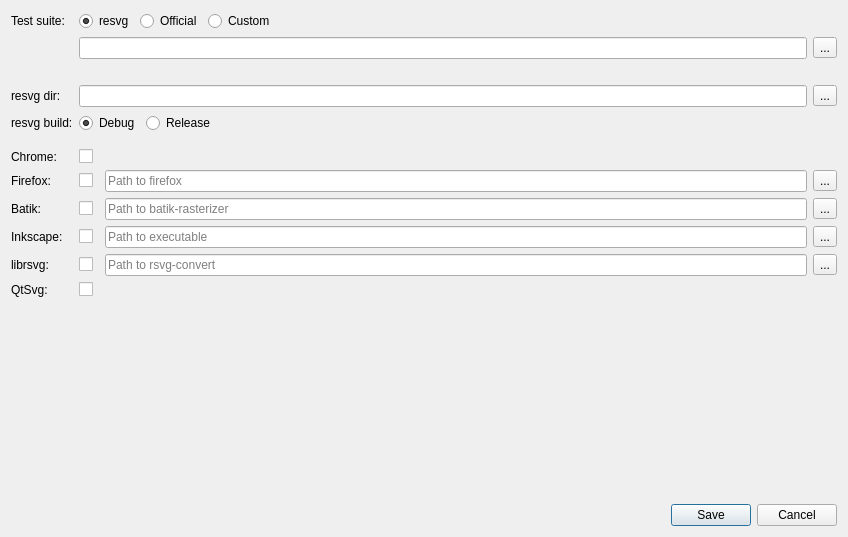
Qt form tools/vdiff/src/settingsdialog.ui (RazrFalcon/resvg-test-suite) before a commit.
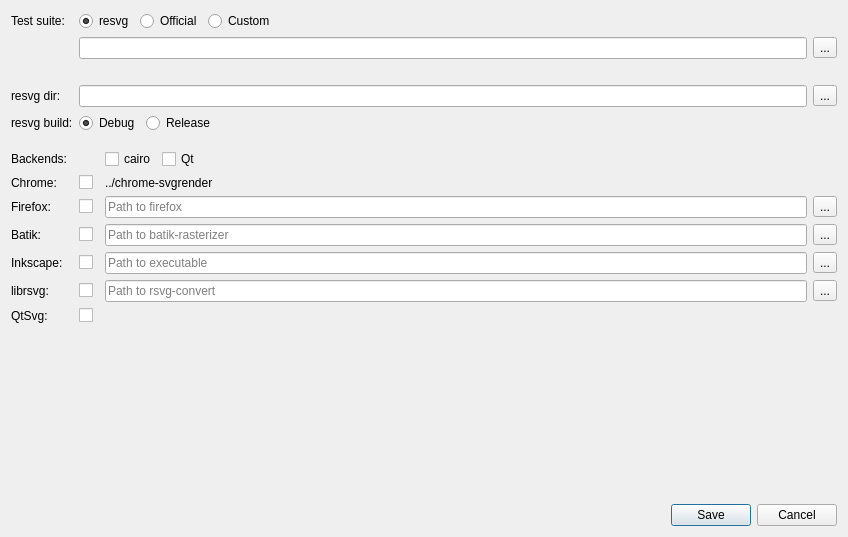
The same form after that commit.

Diff of the .ui file:
```diff
--- a/tools/vdiff/src/settingsdialog.ui
+++ b/tools/vdiff/src/settingsdialog.ui
@@ -16,7 +16,7 @@
   <layout class="QVBoxLayout" name="verticalLayout">
    <item>
     <layout class="QGridLayout" name="gridLayout">
-     <item row="11" column="1">
+     <item row="12" column="1">
       <widget class="QCheckBox" name="chBoxUseLibrsvg">
        <property name="sizePolicy">
         <sizepolicy hsizetype="Fixed" vsizetype="Fixed">
@@ -26,14 +26,14 @@
        </property>
       </widget>
      </item>
-     <item row="10" column="2">
+     <item row="11" column="2">
       <widget class="QLineEdit" name="lineEditInkscape">
        <property name="placeholderText">
         <string>Path to executable</string>
        </property>
       </widget>
      </item>
-     <item row="10" column="1">
+     <item row="11" column="1">
       <widget class="QCheckBox" name="chBoxUseInkscape">
        <property name="sizePolicy">
         <sizepolicy hsizetype="Fixed" vsizetype="Fixed">
@@ -50,7 +50,7 @@
        </property>
       </widget>
      </item>
-     <item row="12" column="1">
+     <item row="13" column="1">
       <widget class="QCheckBox" name="chBoxUseQtSvg">
        <property name="sizePolicy">
         <sizepolicy hsizetype="Fixed" vsizetype="Fixed">
@@ -67,7 +67,7 @@
        </property>
       </widget>
      </item>
-     <item row="11" column="2">
+     <item row="12" column="2">
       <widget class="QLineEdit" name="lineEditRsvg">
        <property name="placeholderText">
         <string>Path to rsvg-convert</string>
@@ -81,35 +81,35 @@
        </property>
       </widget>
      </item>
-     <item row="10" column="3">
+     <item row="11" column="3">
       <widget class="QToolButton" name="btnSelectInkscape">
        <property name="text">
         <string>...</string>
        </property>
       </widget>
      </item>
-     <item row="11" column="0">
+     <item row="12" column="0">
       <widget class="QLabel" name="label_4">
        <property name="text">
         <string>librsvg:</string>
        </property>
       </widget>
      </item>
-     <item row="12" column="0">
+     <item row="13" column="0">
       <widget class="QLabel" name="label_8">
        <property name="text">
         <string>QtSvg:</string>
        </property>
       </widget>
      </item>
-     <item row="9" column="0">
+     <item row="10" column="0">
       <widget class="QLabel" name="label_9">
        <property name="text">
         <string>Batik:</string>
        </property>
       </widget>
      </item>
-     <item row="9" column="1">
+     <item row="10" column="1">
       <widget class="QCheckBox" name="chBoxUseBatik">
        <property name="sizePolicy">
         <sizepolicy hsizetype="Fixed" vsizetype="Fixed">
@@ -119,14 +119,14 @@
        </property>
       </widget>
      </item>
-     <item row="9" column="2">
+     <item row="10" column="2">
       <widget class="QLineEdit" name="lineEditBatik">
        <property name="placeholderText">
         <string>Path to batik-rasterizer</string>
        </property>
       </widget>
      </item>
-     <item row="9" column="3">
+     <item row="10" column="3">
       <widget class="QToolButton" name="btnSelectBatik">
        <property name="text">
         <string>...</string>
@@ -219,14 +219,14 @@
        </property>
       </spacer>
      </item>
-     <item row="10" column="0">
+     <item row="11" column="0">
       <widget class="QLabel" name="label_3">
        <property name="text">
         <string>Inkscape:</string>
        </property>
       </widget>
      </item>
-     <item row="11" column="3">
+     <item row="12" column="3">
       <widget class="QToolButton" name="btnSelectRsvg">
        <property name="text">
         <string>...</string>
@@ -301,14 +301,14 @@
        </property>
       </spacer>
      </item>
-     <item row="7" column="0">
+     <item row="8" column="0">
       <widget class="QLabel" name="label_10">
        <property name="text">
         <string>Chrome:</string>
        </property>
       </widget>
      </item>
-     <item row="7" column="1">
+     <item row="8" column="1">
       <widget class="QCheckBox" name="chBoxUseChrome">
        <property name="sizePolicy">
         <sizepolicy hsizetype="Fixed" vsizetype="Fixed">
@@ -318,14 +318,14 @@
        </property>
       </widget>
      </item>
-     <item row="8" column="0">
+     <item row="9" column="0">
       <widget class="QLabel" name="label_11">
        <property name="text">
         <string>Firefox:</string>
        </property>
       </widget>
      </item>
-     <item row="8" column="1">
+     <item row="9" column="1">
       <widget class="QCheckBox" name="chBoxUseFirefox">
        <property name="sizePolicy">
         <sizepolicy hsizetype="Fixed" vsizetype="Fixed">
@@ -335,20 +335,65 @@
        </property>
       </widget>
      </item>
-     <item row="8" column="2">
+     <item row="9" column="2">
       <widget class="QLineEdit" name="lineEditFirefox">
        <property name="placeholderText">
         <string>Path to firefox</string>
        </property>
       </widget>
      </item>
-     <item row="8" column="3">
+     <item row="9" column="3">
       <widget class="QToolButton" name="btnSelectFirefox">
        <property name="text">
         <string>...</string>
        </property>
       </widget>
      </item>
+     <item row="8" column="2">
+      <widget class="QLabel" name="label">
+       <property name="text">
+        <string>../chrome-svgrender</string>
+       </property>
+      </widget>
+     </item>
+     <item row="7" column="0">
+      <widget class="QLabel" name="label_2">
+       <property name="text">
+        <string>Backends:</string>
+       </property>
+      </widget>
+     </item>
+     <item row="7" column="2">
+      <layout class="QHBoxLayout" name="horizontalLayout_4">
+       <item>
+        <widget class="QCheckBox" name="chBoxBackendCairo">
+         <property name="text">
+          <string>cairo</string>
+         </property>
+        </widget>
+       </item>
+       <item>
+        <widget class="QCheckBox" name="chBoxBackendQt">
+         <property name="text">
+          <string>Qt</string>
+         </property>
+        </widget>
+       </item>
+       <item>
+        <spacer name="horizontalSpacer_2">
+         <property name="orientation">
+          <enum>Qt::Horizontal</enum>
+         </property>
+         <property name="sizeHint" stdset="0">
+          <size>
+           <width>40</width>
+           <height>20</height>
+          </size>
+         </property>
+        </spacer>
+       </item>
+      </layout>
+     </item>
     </layout>
    </item>
    <item>
```
